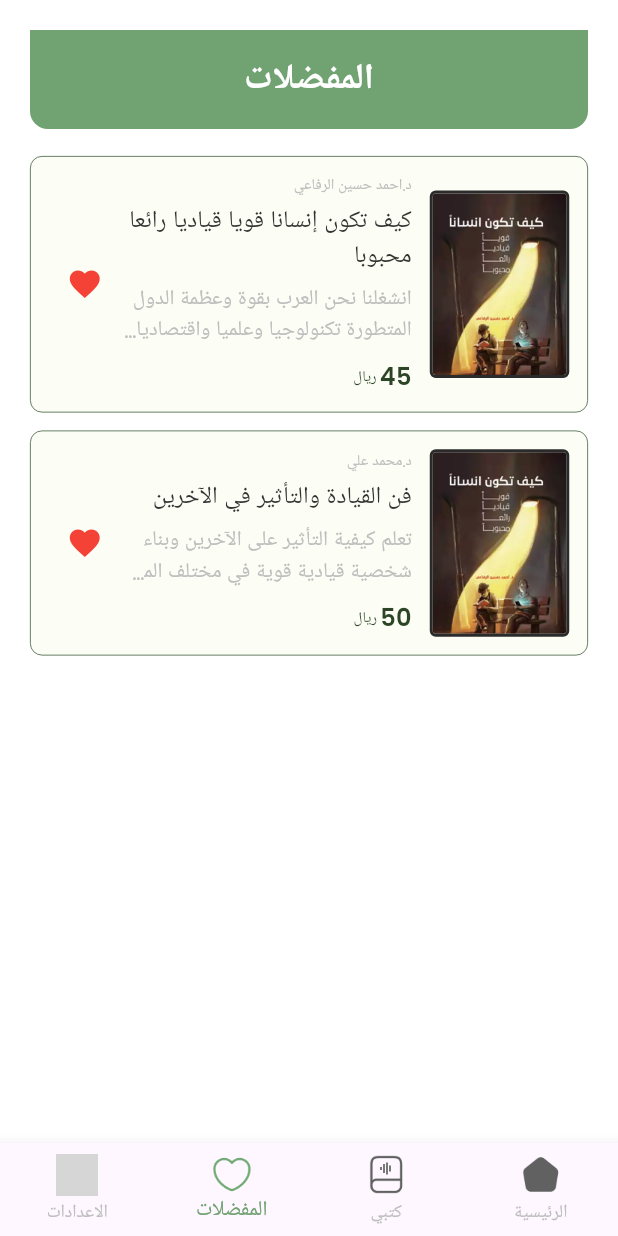
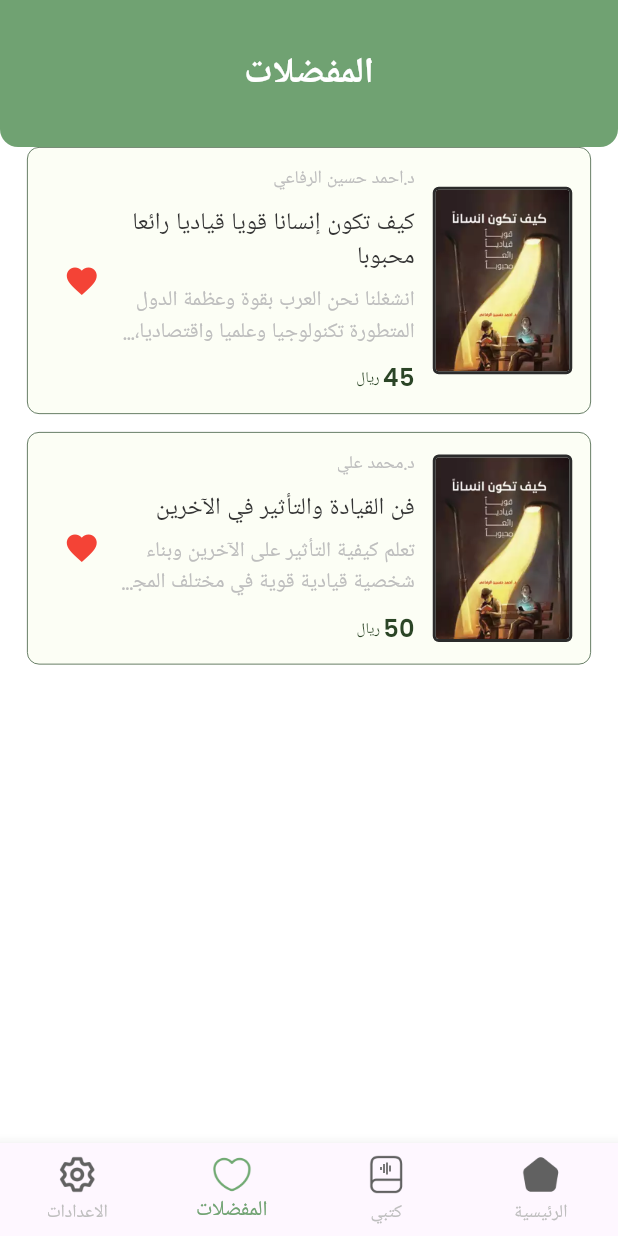
Before and after one commit to sard-org/sard_app, a Flutter app: the screen it shows after launch, item 3 of the bottom bar chosen, on a phone screen of 412 x 824 dp. Run offline on Flutter 3.47's test engine with Material 3 defaults, Android fonts, the phone set to English and light mode, and no system bars; our stand-ins replace google_fonts; grey boxes are pictures that could not be loaded.

Commit message:
work Data 11 style

```diff
--- a/lib/main.dart
+++ b/lib/main.dart
@@ -39,7 +39,7 @@ class _MainScreenState extends State<MainScreen> {
     "assets/img/icons/home.png",
     "assets/img/icons/book.png",
     "assets/img/icons/Fav.png",
-    "assets/img/icons/not.png"
+    "assets/img/icons/Not.png"
   ];
 
   List<String> selectedIconPaths = [
--- a/lib/src/screens/Fav/Fav.dart
+++ b/lib/src/screens/Fav/Fav.dart
@@ -54,28 +54,13 @@ class _FavoritesScreenState extends State<FavoritesScreen> {
 
   @override
   Widget build(BuildContext context) {
-    return BaseScreen(
+    return Scaffold(
+      body: Stack(
+        children: [
+          BaseScreen(
             child: Column(
               children: [
-          Container(
-            padding: EdgeInsets.symmetric(vertical: 16),
-            decoration: BoxDecoration(
-              color: AppColors.primary500,
-              borderRadius: BorderRadius.only(
-                bottomLeft: Radius.circular(12),
-                bottomRight: Radius.circular(12),
-              ),
-            ),
-            child: Center(
-              child: Text(
-                "المفضلات",
-                style: AppTexts.heading2Bold.copyWith(
-                  color: AppColors.neutral100,
-                ),
-              ),
-            ),
-          ),
-          SizedBox(height: 18),
+                SizedBox(height: 80), // تجنب تداخل المحتوى مع الـ AppBar
                 Expanded(
                   child: books.isEmpty
                       ? _buildEmptyFavorites() // عرض رسالة فارغة إذا لم يكن هناك كتب
@@ -97,6 +82,32 @@ class _FavoritesScreenState extends State<FavoritesScreen> {
                 ),
               ],
             ),
+          ),
+          Positioned(
+            top: 0,
+            left: 0,
+            right: 0,
+            child: Container(
+              padding: EdgeInsets.symmetric(vertical: 32, horizontal: 16),
+              decoration: BoxDecoration(
+                color: AppColors.primary500,
+                borderRadius: BorderRadius.only(
+                  bottomLeft: Radius.circular(12),
+                  bottomRight: Radius.circular(12),
+                ),
+              ),
+              child: Center(
+                child: Text(
+                  "المفضلات",
+                  style: AppTexts.heading2Bold.copyWith(
+                    color: AppColors.neutral100,
+                  ),
+                ),
+              ),
+            ),
+          ),
+        ],
+      ),
     );
   }
 
@@ -105,14 +116,17 @@ class _FavoritesScreenState extends State<FavoritesScreen> {
       child: Column(
         mainAxisAlignment: MainAxisAlignment.center,
         children: [
-          kIsWeb?Image.network(
+          kIsWeb
+              ? Image.network(
             "assets/img/fav_embty.png",
             width: 300,
             height: 300,
-          ):
-          Image.asset("assets/img/fav_embty.png",
+          )
+              : Image.asset(
+            "assets/img/fav_embty.png",
             width: 300,
-            height: 300,),
+            height: 300,
+          ),
           SizedBox(height: 12),
           Text(
             "القائمة فارغة",
@@ -121,7 +135,8 @@ class _FavoritesScreenState extends State<FavoritesScreen> {
           SizedBox(height: 8),
           Text(
             "أضف بعض الكتب إلى المفضلة لتظهر هنا",
-            style: AppTexts.contentRegular.copyWith(color: AppColors.neutral500),
+            style:
+            AppTexts.contentRegular.copyWith(color: AppColors.neutral500),
             textAlign: TextAlign.center,
           ),
         ],
@@ -213,20 +228,21 @@ class _BookItemState extends State<BookItem> {
                 crossAxisAlignment: CrossAxisAlignment.start,
                 mainAxisAlignment: MainAxisAlignment.center,
                 children: [
-                  Text(widget.author, textAlign: TextAlign.start, style: AppTexts.footnoteRegular11.copyWith(
-                      color: AppColors.neutral400
-                  )),
-                  SizedBox(height: 4),
-                  Text(widget.title, textAlign: TextAlign.start, style: AppTexts.highlightStandard.copyWith(
-                      color: AppColors.neutral1000
-                  )),
+                  Text(widget.author,
+                      textAlign: TextAlign.start,
+                      style: AppTexts.captionRegular
+                          .copyWith(color: AppColors.neutral400)),
+                  SizedBox(height: 8),
+                  Text(widget.title,
+                      textAlign: TextAlign.start,
+                      style: AppTexts.highlightStandard
+                          .copyWith(color: AppColors.neutral1000)),
                   SizedBox(height: 8),
                   Text(
                     widget.description,
                     textAlign: TextAlign.start,
-                    style: AppTexts.contentRegular.copyWith(
-                        color: AppColors.neutral400
-                    ),
+                    style: AppTexts.contentRegular
+                        .copyWith(color: AppColors.neutral400),
                     maxLines: 2,
                     overflow: TextOverflow.ellipsis,
                   ),
@@ -235,12 +251,14 @@ class _BookItemState extends State<BookItem> {
                     children: [
                       Text(
                         widget.price,
-                        style: AppTexts.highlightAccent.copyWith(color: AppColors.primary1000),
+                        style: AppTexts.highlightAccent
+                            .copyWith(color: AppColors.primary1000),
                       ),
                       SizedBox(width: 2),
                       Text(
                         widget.currency,
-                        style: AppTexts.footnoteRegular11.copyWith(color: AppColors.primary1000),
+                        style: AppTexts.footnoteRegular11
+                            .copyWith(color: AppColors.primary1000),
                       ),
                     ],
                   ),
--- a/lib/style/BaseScreen.dart
+++ b/lib/style/BaseScreen.dart
@@ -7,7 +7,7 @@ class BaseScreen extends StatelessWidget {
   const BaseScreen({
     Key? key,
     required this.child,
-    this.padding = const EdgeInsets.all(20.0),
+    this.padding = const EdgeInsets.all(18.0),
   }) : super(key: key);
 
   @override
```
Also changed, not shown: lib/src/screens/books/our_books.dart (+31 -20 lines), lib/src/screens/settings/change_password_screen.dart (+17 -12 lines), lib/src/screens/settings/edit_profile_screen.dart (+32 -16 lines), lib/src/screens/settings/setting.dart (+49 -46 lines), 3 other files. Lines whose indentation alone changed are shown as unchanged.
